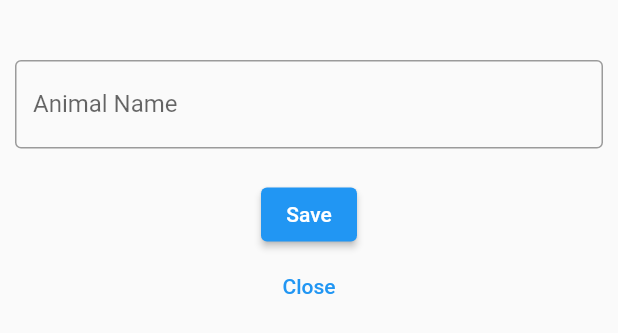
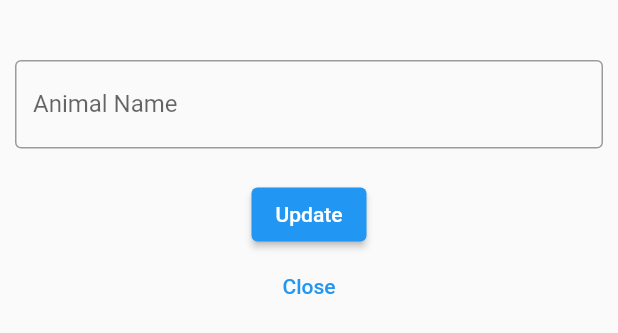
Before and after one commit to mraheelkhan/dvm-doctor, a Flutter app: the AnimalEdit widget shown alone on an empty page, opened directly with empty values, on a phone screen of 412 x 824 dp. Shown: the top 333 px of the screen. Run offline on Flutter 3.47's test engine with Material 2 defaults, Android fonts, the phone set to English and light mode, and no system bars; our stand-ins replace device_info_plus, shared_preferences; accounts and stored records are empty; network calls fail.

Commit message:
animal crud with loader

```diff
--- a/lib/providers/OwnerProvider.dart
+++ b/lib/providers/OwnerProvider.dart
@@ -17,7 +17,6 @@ class OwnerProvider extends ChangeNotifier {
 
   Future init() async {
     owners = await apiService.fetchOwners();
-    print(owners);
     notifyListeners();
   }
 
--- a/lib/widgets/animals/AnimalEdit.dart
+++ b/lib/widgets/animals/AnimalEdit.dart
@@ -17,6 +17,7 @@ class AnimalEdit extends StatefulWidget {
 class _AnimalEditState extends State<AnimalEdit> {
   final GlobalKey<FormState> _formKey = GlobalKey<FormState>();
   final animalNameController = TextEditingController();
+  bool isUpdateBtnClicked = false;
   ApiService apiService = ApiService('');
   String errorMessage = '';
 
@@ -36,6 +37,9 @@ class _AnimalEditState extends State<AnimalEdit> {
     widget.animal.animal_name = animalNameController.text;
 
     await widget.ownerCallback(widget.animal);
+    setState(() {
+      isUpdateBtnClicked = false;
+    });
     Navigator.pop(context);
   }
 
@@ -53,33 +57,45 @@ class _AnimalEditState extends State<AnimalEdit> {
                       errorMessage = '';
                     }),
                     controller: animalNameController,
-                    //initialValue:
-                    //    category.name,
                     validator: (String? value) {
                       if (value!.isEmpty) {
                         return 'Enter animal name';
                       }
-                      if (value.length <= 3) {
+                      if (value.length < 3) {
                         return 'Animal name should be greater than 3 letters.';
                       }
                       return null;
                     },
-                    decoration: InputDecoration(
+                    decoration: const InputDecoration(
                       border: OutlineInputBorder(),
                       labelText: 'Animal Name',
                     ),
                   ),
                   Padding(
-                      padding: EdgeInsets.only(top: 20),
+                      padding: const EdgeInsets.only(top: 20),
                       child: ElevatedButton(
                           onPressed: () {
+                            setState(() {
+                              isUpdateBtnClicked = true;
+                            });
                             saveCategory();
                           },
-                          child: Text('Save'))),
+                          child: const Text('Update'))),
                   TextButton(
                       onPressed: () => Navigator.pop(context),
-                      child: Text('Close')),
-                  Text(errorMessage, style: TextStyle(color: Colors.red))
+                      child: const Text('Close')),
+                  Text(errorMessage, style: const TextStyle(color: Colors.red)),
+                  Padding(
+                    padding: const EdgeInsets.only(top: 20),
+                    child: () {
+                      if (isUpdateBtnClicked) {
+                        return const CircularProgressIndicator(
+                          valueColor:
+                              AlwaysStoppedAnimation<Color>(Colors.black),
+                        );
+                      }
+                    }(),
+                  )
                 ],
               ))),
     );
```
Also changed, not shown: lib/activities/animals.dart (+11 -10 lines), lib/widgets/OwnerEdit.dart (+19 -1 lines), lib/widgets/animals/AnimalAdd.dart (+19 -67 lines).
